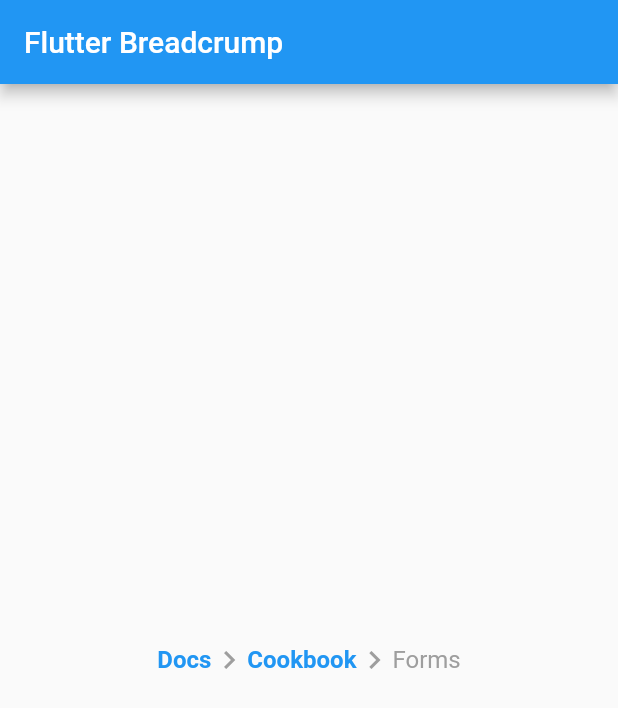
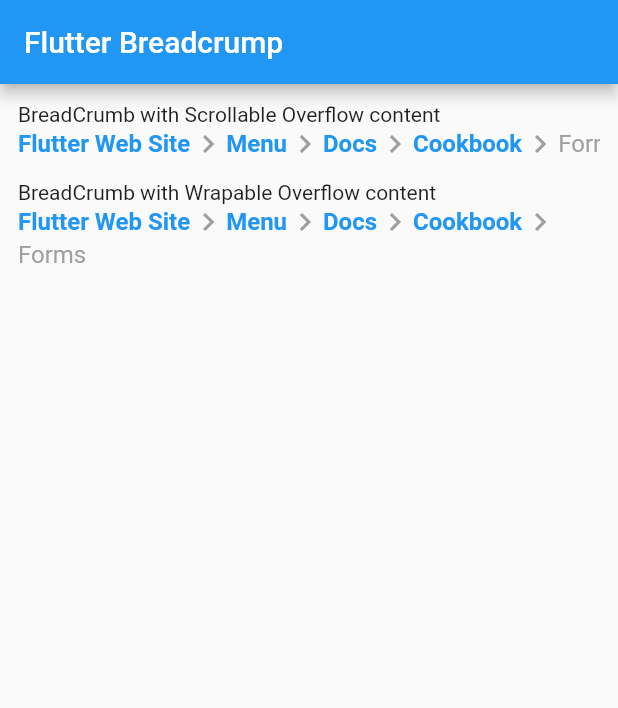
Before and after one commit to payam-zahedi/flutter_breadcrumb, a Flutter app: the screen it shows after launch, on a phone screen of 412 x 824 dp. Shown: the top 708 px of the screen. Run offline on Flutter 3.47's test engine with Material 2 defaults, Android fonts, the phone set to English and light mode, and no system bars.

Commit message:
Example updated

```diff
--- a/example/lib/main.dart
+++ b/example/lib/main.dart
@@ -24,10 +24,34 @@ class ExampleApp extends StatelessWidget {
         title: Text('Flutter Breadcrump'),
       ),
       body: Container(
+        padding: EdgeInsets.symmetric(horizontal: 12, vertical: 12),
         constraints: BoxConstraints.expand(),
         alignment: Alignment.center,
-        child: BreadCrumb(
+        child: Column(
+          mainAxisAlignment: MainAxisAlignment.start,
+          crossAxisAlignment: CrossAxisAlignment.start,
+          children: <Widget>[
+            Text('BreadCrumb with Scrollable Overflow content'),
+            BreadCrumb(
               items: <BreadCrumbItem>[
+                BreadCrumbItem(
+                  content: Text(
+                    'Flutter Web Site',
+                    style: TextStyle(fontWeight: FontWeight.bold, fontSize: 16),
+                  ),
+                  onTap: () {},
+                  textColor: Colors.blue,
+                  disabledTextColor: Colors.grey,
+                ),
+                BreadCrumbItem(
+                  content: Text(
+                    'Menu',
+                    style: TextStyle(fontWeight: FontWeight.bold, fontSize: 16),
+                  ),
+                  onTap: () {},
+                  textColor: Colors.blue,
+                  disabledTextColor: Colors.grey,
+                ),
                 BreadCrumbItem(
                   content: Text(
                     'Docs',
@@ -49,19 +73,75 @@ class ExampleApp extends StatelessWidget {
                 BreadCrumbItem(
                   content: Text(
                     'Forms',
-                style: TextStyle( fontSize: 16),
+                    style: TextStyle(fontSize: 16),
                   ),
                   textColor: Colors.blue,
                   disabledTextColor: Colors.grey,
                 ),
               ],
-          divider: Icon(Icons.chevron_right,color: Colors.grey,),
-          overflow: WrapOverflow(
-            alignment: WrapAlignment.start,
-            runAlignment: WrapAlignment.start,
-            crossAxisAlignment: WrapCrossAlignment.center,
-            direction: Axis.horizontal,
+              divider: Icon(
+                Icons.chevron_right,
+                color: Colors.grey,
               ),
+              overflow: ScrollableOverflow(),
+            ),
+
+            SizedBox(height: 12),
+            Text('BreadCrumb with Wrapable Overflow content'),
+            BreadCrumb(
+              items: <BreadCrumbItem>[
+                BreadCrumbItem(
+                  content: Text(
+                    'Flutter Web Site',
+                    style: TextStyle(fontWeight: FontWeight.bold, fontSize: 16),
+                  ),
+                  onTap: () {},
+                  textColor: Colors.blue,
+                  disabledTextColor: Colors.grey,
+                ),
+                BreadCrumbItem(
+                  content: Text(
+                    'Menu',
+                    style: TextStyle(fontWeight: FontWeight.bold, fontSize: 16),
+                  ),
+                  onTap: () {},
+                  textColor: Colors.blue,
+                  disabledTextColor: Colors.grey,
+                ),
+                BreadCrumbItem(
+                  content: Text(
+                    'Docs',
+                    style: TextStyle(fontWeight: FontWeight.bold, fontSize: 16),
+                  ),
+                  onTap: () {},
+                  textColor: Colors.blue,
+                  disabledTextColor: Colors.grey,
+                ),
+                BreadCrumbItem(
+                  content: Text(
+                    'Cookbook',
+                    style: TextStyle(fontWeight: FontWeight.bold, fontSize: 16),
+                  ),
+                  onTap: () {},
+                  textColor: Colors.blue,
+                  disabledTextColor: Colors.grey,
+                ),
+                BreadCrumbItem(
+                  content: Text(
+                    'Forms',
+                    style: TextStyle(fontSize: 16),
+                  ),
+                  textColor: Colors.blue,
+                  disabledTextColor: Colors.grey,
+                ),
+              ],
+              divider: Icon(
+                Icons.chevron_right,
+                color: Colors.grey,
+              ),
+              overflow: WrapOverflow(),
+            ),
+          ],
         ),
       ),
     );
```
Lines whose indentation alone changed are shown as unchanged.
